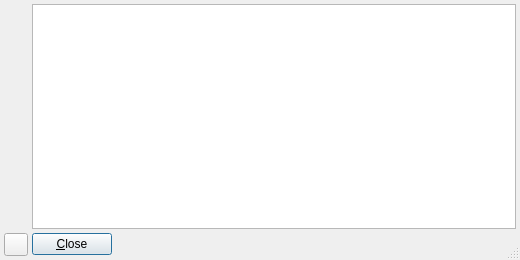
Qt form src/qsynthAboutForm.ui (rncbc/qsynth) before a commit.
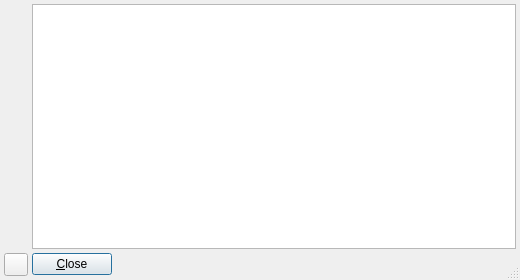
The same form after that commit. Icons and pictures are not drawn.

Commit message:
- About form link is now browseable externally.
- Updated README-OSX (thanks to Ebrahim Mayat again).

What changed in the file:
```diff
--- a/src/qsynthAboutForm.ui
+++ b/src/qsynthAboutForm.ui
@@ -26,7 +26,7 @@
     <x>0</x>
     <y>0</y>
     <width>520</width>
-    <height>260</height>
+    <height>280</height>
    </rect>
   </property>
   <property name="font" >
@@ -101,7 +101,7 @@
     </spacer>
    </item>
    <item rowspan="2" row="0" column="1" colspan="2" >
-    <widget class="QTextEdit" name="AboutTextView" >
+    <widget class="QTextBrowser" name="AboutTextView" >
      <property name="lineWidth" >
       <number>1</number>
      </property>
```
Left out of the diff: 3 changed lines with no effect on the pictures. The commit also changes 8 other files.
